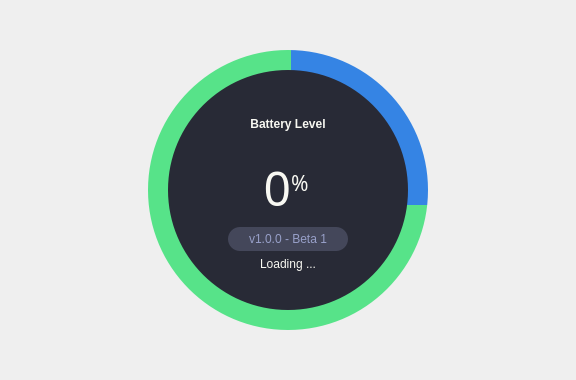
Old version of the form battery_level_form.ui in the repository qhaihcblol/Demo.
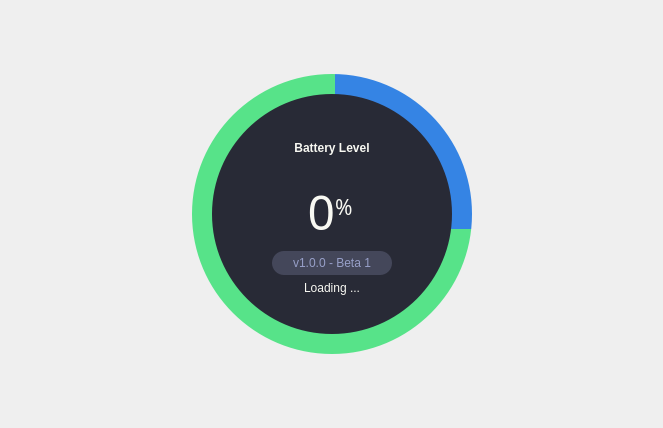
New version of the form.

The edit to the form file:
```diff
--- a/battery_level_form.ui
+++ b/battery_level_form.ui
@@ -6,8 +6,8 @@
    <rect>
     <x>0</x>
     <y>0</y>
-    <width>576</width>
-    <height>380</height>
+    <width>663</width>
+    <height>428</height>
    </rect>
   </property>
   <property name="windowTitle">
```
